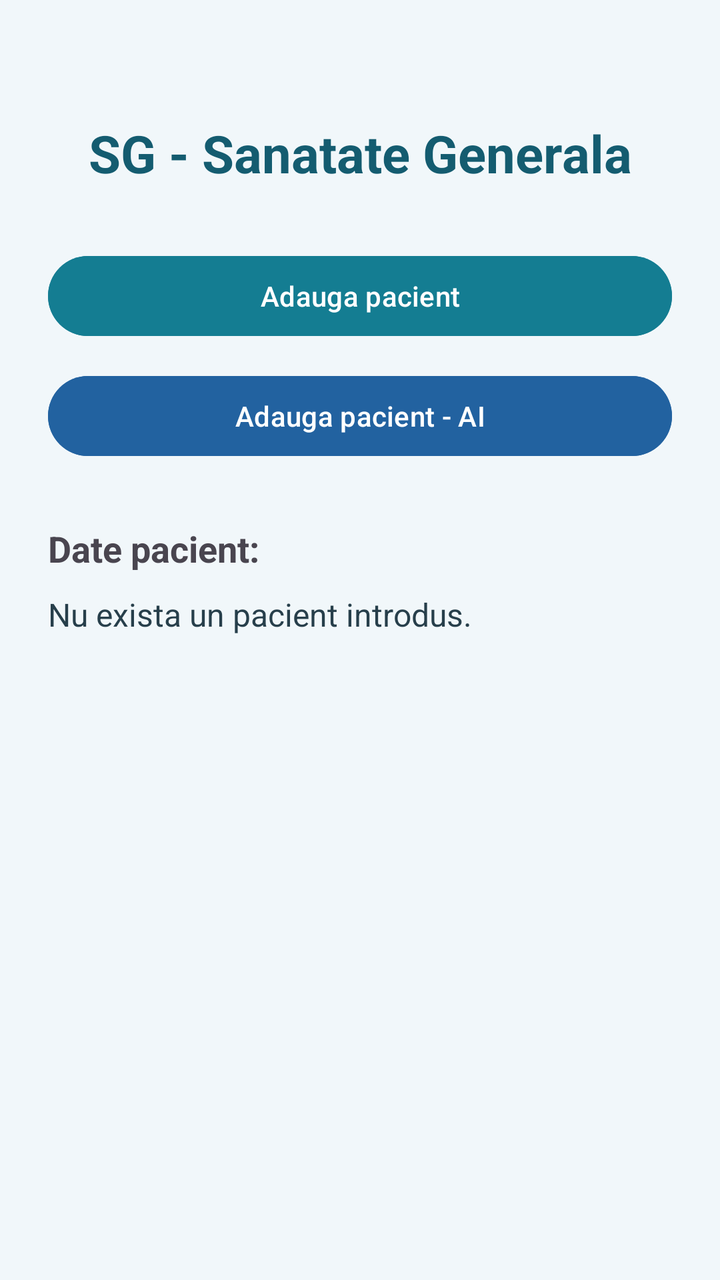
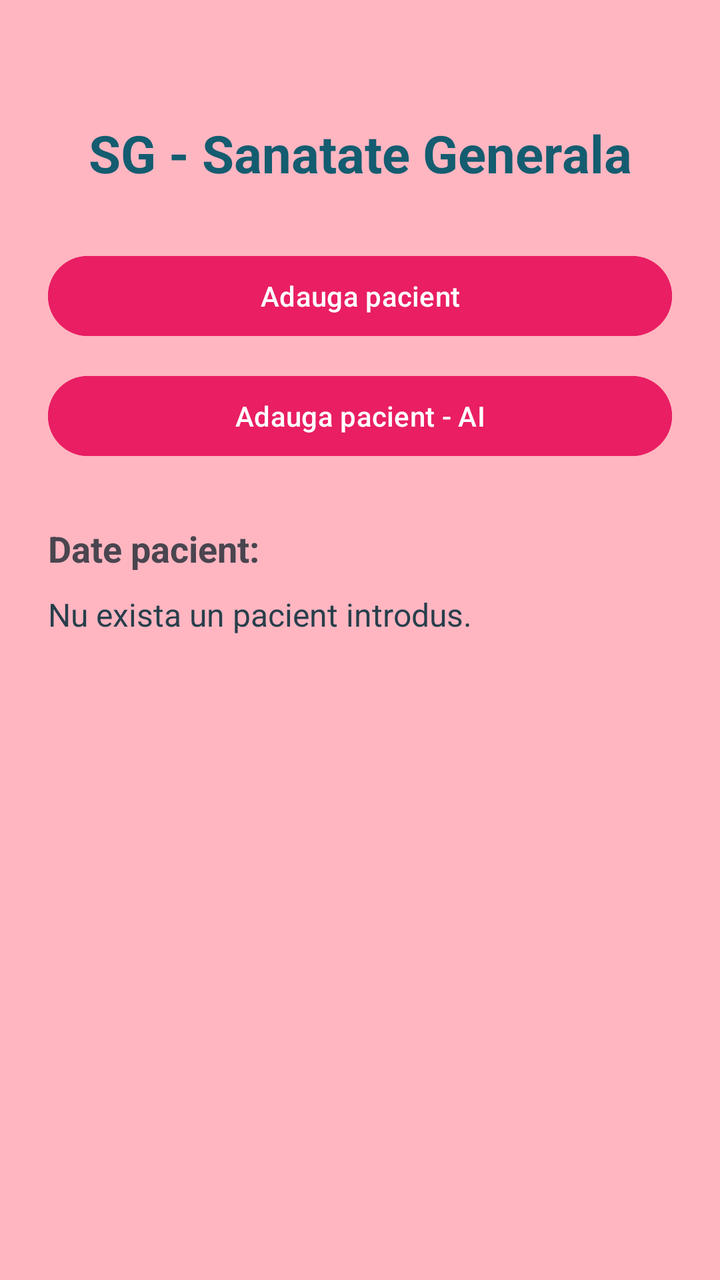

Two renders of the same Android screen: before a commit and after it. Below are the layout's source before the change and the commit's diff.
<!-- AndroidManifest.xml: application theme Theme.Seminar2 -->
<!-- res/layout/activity_main.xml -->
<?xml version="1.0" encoding="utf-8"?>
<LinearLayout
    xmlns:android="http://schemas.android.com/apk/res/android"
    android:layout_width="match_parent"
    android:layout_height="match_parent"
    android:orientation="vertical"
    android:padding="24dp"
    android:background="#F1F7FA">

    <TextView
        android:layout_width="match_parent"
        android:layout_height="wrap_content"
        android:text="SG - Sanatate Generala"
        android:textSize="26sp"
        android:textColor="#145C70"
        android:textStyle="bold"
        android:gravity="center"
        android:layout_marginTop="35dp"
        android:layout_marginBottom="30dp" />

    <Button
        android:id="@+id/btnAdauga"
        android:layout_width="match_parent"
        android:layout_height="wrap_content"
        android:text="Adauga pacient"
        android:backgroundTint="#147D92" />

    <Button
        android:id="@+id/btnAdaugaAI"
        android:layout_width="match_parent"
        android:layout_height="wrap_content"
        android:text="Adauga pacient - AI"
        android:backgroundTint="#2262A0"
        android:layout_marginTop="12dp" />

    <TextView
        android:layout_width="match_parent"
        android:layout_height="wrap_content"
        android:text="Date pacient:"
        android:textSize="18sp"
        android:textStyle="bold"
        android:layout_marginTop="30dp"
        android:layout_marginBottom="10dp" />

    <TextView
        android:id="@+id/textRezultat"
        android:layout_width="match_parent"
        android:layout_height="wrap_content"
        android:text="Nu exista un pacient introdus."
        android:textSize="16sp"
        android:textColor="#273F4B" />

</LinearLayout>
<!-- resources referenced by this layout -->
<resources>
  <style name="Theme.Seminar2" parent="Base.Theme.Seminar2" />
  <style name="Base.Theme.Seminar2" parent="Theme.Material3.DayNight.NoActionBar">
          
          
      </style>
</resources>

<!-- the commit's change to res/layout/activity_main.xml (unified diff, before → after) -->
@@ -5,7 +5,7 @@
     android:layout_height="match_parent"
     android:orientation="vertical"
     android:padding="24dp"
-    android:background="#F1F7FA">
+    android:background="#FFB6C1">
 
     <TextView
         android:layout_width="match_parent"
@@ -23,14 +23,14 @@
         android:layout_width="match_parent"
         android:layout_height="wrap_content"
         android:text="Adauga pacient"
-        android:backgroundTint="#147D92" />
+        android:backgroundTint="#E91E63" />
 
     <Button
         android:id="@+id/btnAdaugaAI"
         android:layout_width="match_parent"
         android:layout_height="wrap_content"
         android:text="Adauga pacient - AI"
-        android:backgroundTint="#2262A0"
+        android:backgroundTint="#E91E63"
         android:layout_marginTop="12dp" />
 
     <TextView
